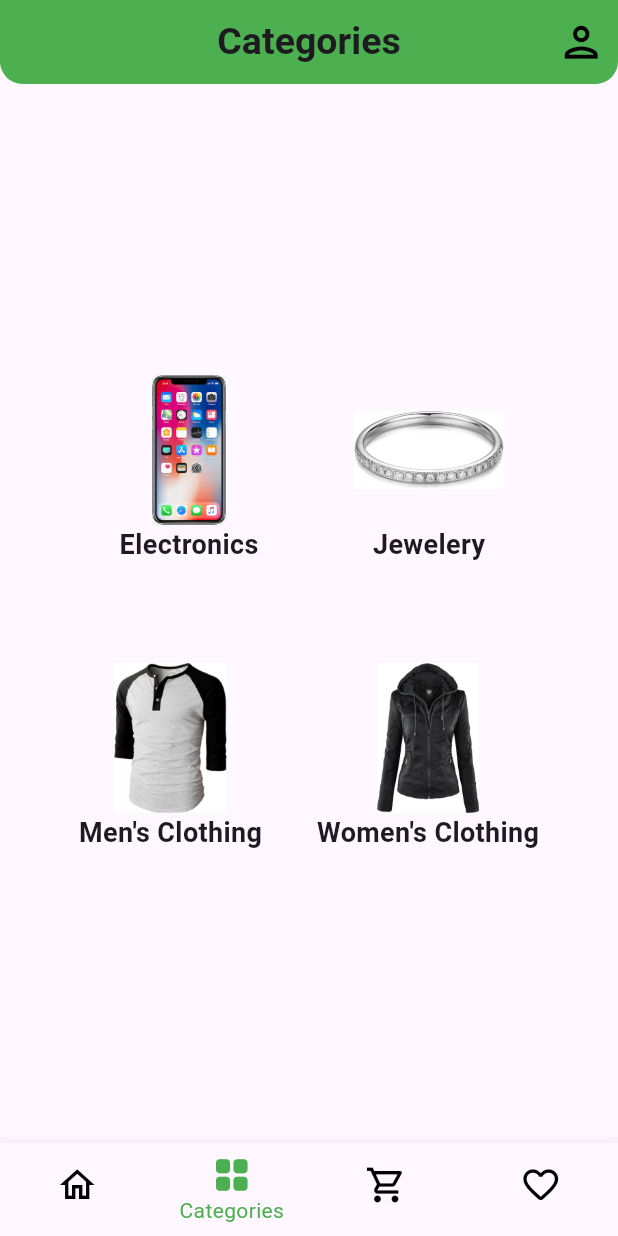
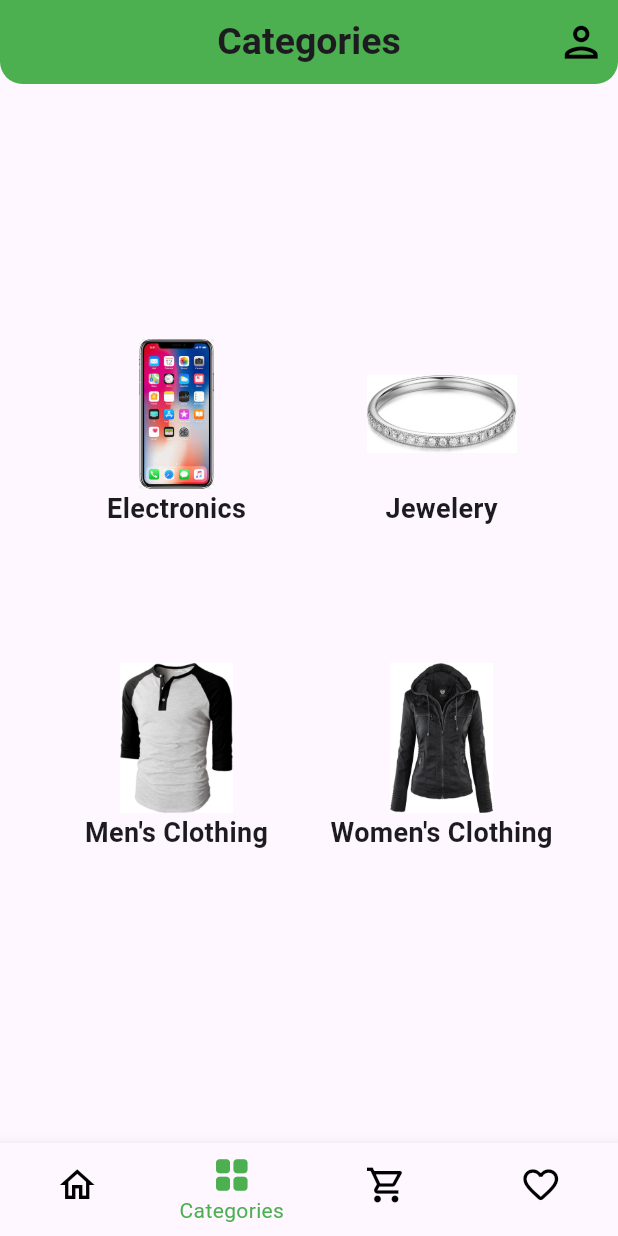
Before and after one commit to omarhelmy2004/eshop, a Flutter app: the screen it shows after launch, item 2 of the bottom bar chosen, on a phone screen of 412 x 824 dp. Run offline on Flutter 3.47's test engine with Material 3 defaults, Android fonts, the phone set to English and light mode, and no system bars; our stand-ins replace toggle_switch; network calls fail.

Commit message:
UI DONE 2

```diff
--- a/lib/config/presentation/toggle_switch.dart
+++ b/lib/config/presentation/toggle_switch.dart
@@ -7,11 +7,11 @@ class CustomToggleSwitch extends StatelessWidget {
   final Function(int) onToggle;
 
   const CustomToggleSwitch({
-    Key? key,
+    super.key,
     required this.labels,
     this.initialIndex = 0,
     required this.onToggle,
-  }) : super(key: key);
+  });
 
   @override
   Widget build(BuildContext context) {
@@ -26,7 +26,7 @@ class CustomToggleSwitch extends StatelessWidget {
           [Colors.green],
           [Colors.green]
         ],
-        customTextStyles: [
+        customTextStyles: const [
           TextStyle( color: Colors.black),
           TextStyle( color: Colors.black),
           TextStyle( color: Colors.black),
--- a/lib/core/presentation/widgets/main_view.dart
+++ b/lib/core/presentation/widgets/main_view.dart
@@ -40,8 +40,8 @@ class _MainViewState extends State<MainView> {
           backgroundColor: Colors.green,
           shape: ShapeBorder.lerp(
 
-            RoundedRectangleBorder(
-              borderRadius: const BorderRadius.only(
+            const RoundedRectangleBorder(
+              borderRadius: BorderRadius.only(
                 bottomLeft: Radius.circular(20),
                 bottomRight: Radius.circular(20),
               ),
@@ -61,7 +61,7 @@ class _MainViewState extends State<MainView> {
           centerTitle: true,
           actions: [
           // Icon(Icons.search, color: Colors.black, size: 33),
-          GestureDetector(child: Icon(Icons.person_outlined, color: Colors.black, size: 33,),
+          GestureDetector(child: const Icon(Icons.person_outlined, color: Colors.black, size: 33,),
           onTap: () {
             Navigator.pushNamed(context, ProfilePage.id);
           },
--- a/lib/features/account/presentation/pages/profile_page.dart
+++ b/lib/features/account/presentation/pages/profile_page.dart
@@ -90,10 +90,10 @@ class EmailInfo extends StatelessWidget {
 
   @override
   Widget build(BuildContext context) {
-    return Center(
+    return const Center(
       child: Column(
         mainAxisAlignment: MainAxisAlignment.center,
-        children: const [
+        children: [
           Text('Email: user@example.com', style: TextStyle(fontSize: 18)),
           SizedBox(height: 20),
 
--- a/lib/features/auth/presentation/pages/signup_page.dart
+++ b/lib/features/auth/presentation/pages/signup_page.dart
@@ -45,7 +45,7 @@ class _SignupPageState extends State<SignupPage> {
               const SizedBox(height: 5),
               Row(
                 children: [
-                  const Text("Already have an account? ", style: const TextStyle(fontSize: 18)),
+                  const Text("Already have an account? ", style: TextStyle(fontSize: 18)),
                   GestureDetector(
                     onTap: () {
                       Navigator.pushReplacement(
--- a/lib/features/products/presentation/pages/category_page.dart
+++ b/lib/features/products/presentation/pages/category_page.dart
@@ -6,18 +6,21 @@ class CategoryPage extends StatelessWidget {
 
   @override
   Widget build(BuildContext context) {
-    return Scaffold(
+    return const Scaffold(
       body: Center(
         child: Padding(
-          padding: const EdgeInsets.symmetric(horizontal: 24.0, vertical: 10),
+          padding: EdgeInsets.symmetric(horizontal: 24.0, vertical: 10),
           child: Column(
             mainAxisAlignment: MainAxisAlignment.center,
             children: [
               Row(
                 mainAxisAlignment: MainAxisAlignment.spaceEvenly,
-                children: const [
+                children: [
                   Padding(
                     padding: EdgeInsets.all(8.0),
+                    child: SizedBox(
+                      height: 150,
+      width: 150,
                       child: CategoryIMG(
                         image: 'assets/images/images.jpg',
                         text: 'Electronics',
@@ -26,8 +29,12 @@ class CategoryPage extends StatelessWidget {
                         fontSize: 18, // Set font size to 18
                       ),
                     ),
+                  ),
                   Padding(
                     padding: EdgeInsets.all(8.0),
+                    child: SizedBox(
+                      height: 150,
+      width: 150,
                       child: CategoryIMG(
                         image: 'assets/images/61sbMiUnoGL._AC_UL640_QL65_ML3_.jpg',
                         text: 'Jewelery',
@@ -36,14 +43,18 @@ class CategoryPage extends StatelessWidget {
                         fontSize: 18, // Set font size to 18
                       ),
                     ),
+                  ),
                 ],
               ),
               SizedBox(height: 50),
               Row(
                 mainAxisAlignment: MainAxisAlignment.spaceEvenly,
-                children: const [
+                children: [
                   Padding(
                     padding: EdgeInsets.all(8.0),
+                    child: SizedBox(
+                      height: 150,
+      width: 150,
                       child: CategoryIMG(
                         image: 'assets/images/mens.jpg',
                         text: 'Men\'s Clothing',
@@ -52,14 +63,19 @@ class CategoryPage extends StatelessWidget {
                         fontSize: 18, // Set font size to 18
                       ),
                     ),
+                  ),
                   Padding(
                     padding: EdgeInsets.all(8.0),
+                    child: SizedBox(
+                      height: 150,
+      width: 150,
                       child: CategoryIMG(
                         image: 'assets/images/womencloth.jpg',
                         text: 'Women\'s Clothing',
                         height: 100, // Increased size
                         width: 100,  // Increased size
                         fontSize: 18, // Set font size to 18
+                      ),
                     ),
                   ),
                 ],
--- a/lib/features/products/presentation/pages/selected_category_page.dart
+++ b/lib/features/products/presentation/pages/selected_category_page.dart
@@ -14,7 +14,7 @@ class SelectedCategoryPage extends StatelessWidget {
         text: categoryName,
         color: Colors.green,
       ),
-      body: Padding(padding:EdgeInsets.symmetric(horizontal: 24.0, vertical: 10),
+      body: const Padding(padding:EdgeInsets.symmetric(horizontal: 24.0, vertical: 10),
       child: Column(
         children: [
 
--- a/lib/features/products/presentation/widgets/category_img.dart
+++ b/lib/features/products/presentation/widgets/category_img.dart
@@ -13,7 +13,9 @@ class CategoryIMG extends StatelessWidget {
 
   @override
   Widget build(BuildContext context) {
-    return GestureDetector(
+    return SizedBox(
+
+      child: GestureDetector(
         onTap: () {
           Navigator.push(
             context,
@@ -28,6 +30,7 @@ class CategoryIMG extends StatelessWidget {
             Text(text, style:  TextStyle(fontSize: fontSize, fontWeight: FontWeight.bold)),
           ],
         ),
+      ),
     );
   }
 }
--- a/lib/features/products/presentation/widgets/products_grid.dart
+++ b/lib/features/products/presentation/widgets/products_grid.dart
@@ -10,7 +10,6 @@ class ProductsGrid extends StatelessWidget {
   Widget build(BuildContext context) {
     return Expanded(
       child: GridView.builder(
-
         itemCount: 20,
         gridDelegate: const SliverGridDelegateWithFixedCrossAxisCount(
           crossAxisCount: 2,
```
Also changed, not shown: lib/features/products/presentation/widgets/product_card.dart (+5 -5 lines). Lines whose indentation alone changed are shown as unchanged.
